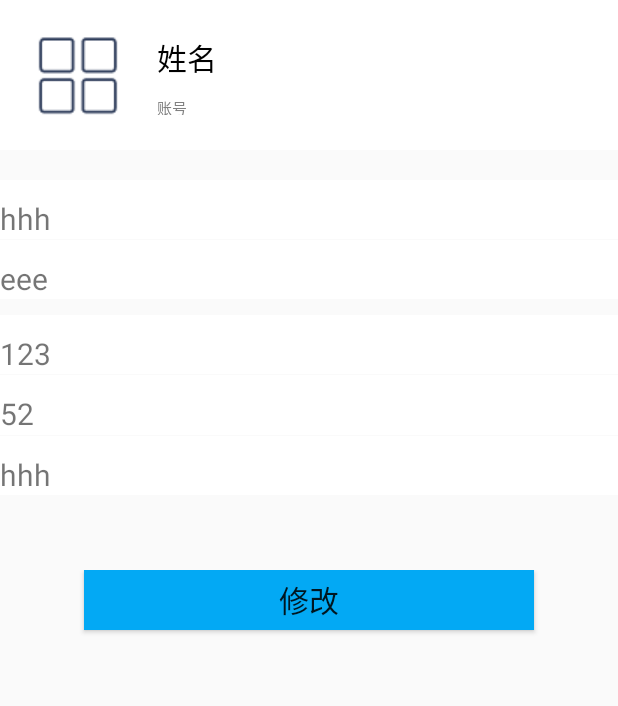
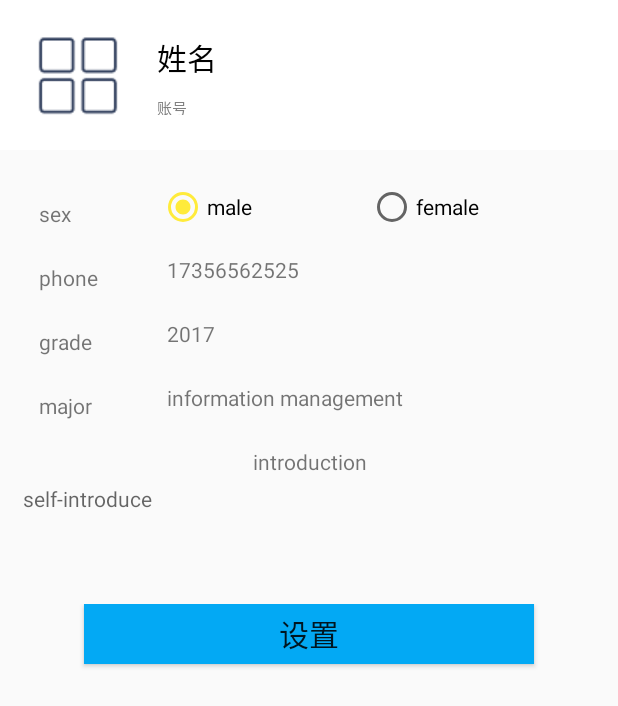
Before and after one commit to kouwq/seaMates, an Android app: the layout fragment_third.xml on its own in the app's theme, with its tools: preview values and no code run, on a phone screen of 412 x 824 dp. Shown: the top 706 px of the screen. Run offline under Robolectric (Android 15) with nearby library versions, the phone set to English and light mode, and no system bars.

Commit message:
6/18 login register listView floatingButton

```diff
--- a/app/src/main/java/com/demo/hello/seamates/MainActivity.java
+++ b/app/src/main/java/com/demo/hello/seamates/MainActivity.java
@@ -46,15 +46,12 @@ public class MainActivity extends FragmentActivity implements ViewPager.OnPageCh
                          * setCurrentItem第二个参数控制页面切换动画
                          * true:打开/false:关闭
                          */
-                        rbtHome.setBackgroundResource(R.drawable.shape2);
                         viewPager.setCurrentItem(0, true);
                         break;
                     case R.id.radioFunc:
-                        rbtFunc.setBackgroundResource(R.drawable.shape2);
                         viewPager.setCurrentItem(1, true);
                         break;
                     case R.id.radioSetting:
-                        rbtSetting.setBackgroundResource(R.drawable.shape2);
                         viewPager.setCurrentItem(2, true);
                         break;
                 }
--- a/app/src/main/java/com/demo/hello/seamates/WebService.java
+++ b/app/src/main/java/com/demo/hello/seamates/WebService.java
@@ -23,7 +23,7 @@ public class WebService {
             if (hashMap.size() > 0) {
                 for (HashMap.Entry<String, String> entry : hashMap.entrySet()) {
                     s += entry.getKey() + "=" + URLEncoder.encode(entry.getValue(), "utf-8") + "&";
-                    System.out.println("key= " + entry.getKey() + " and value= " + entry.getValue());
+                    Log.i(TAG,"key= " + entry.getKey() + " and value= " + entry.getValue());
                 }
             }
             byte[] data = s.substring(0, s.length() - 1).getBytes();
--- a/app/src/main/res/layout/fragment_third.xml
+++ b/app/src/main/res/layout/fragment_third.xml
@@ -30,7 +30,7 @@
             android:orientation="vertical">
 
             <TextView
-                android:id="@+id/name"
+                android:id="@+id/tv_name"
                 android:layout_width="wrap_content"
                 android:layout_height="wrap_content"
                 android:padding="5dp"
@@ -53,75 +53,113 @@
 
     <LinearLayout
         android:layout_width="match_parent"
-        android:layout_height="90dp"
+        android:layout_height="wrap_content"
         android:orientation="vertical">
 
-        <TextView
-            android:id="@+id/bt2"
-            android:layout_width="match_parent"
-            android:layout_height="wrap_content"
-            android:layout_marginBottom="0.1dp"
-            android:background="#FFFFFF"
-            android:gravity="left"
-            android:paddingTop="12dp"
-            android:text="hhh"
-            android:textSize="20sp" />
 
-        <TextView
-            android:id="@+id/bt3"
-            android:layout_width="match_parent"
-            android:layout_height="wrap_content"
-            android:background="#FFFFFF"
-            android:gravity="left"
-            android:paddingTop="12dp"
-            android:text="eee"
-            android:textSize="20sp" />
-    </LinearLayout>
+        <LinearLayout style="@style/FormMainLayoutStyle">
 
-    <LinearLayout
-        android:layout_width="match_parent"
-        android:layout_height="140dp"
-        android:orientation="vertical">
+            <TextView
+                android:id="@+id/reg_tv_sex"
+                style="@style/Register_LeftTextView"
+                android:text="@string/sex" />
 
-        <TextView
-            android:id="@+id/bt4"
-            android:layout_width="match_parent"
-            android:layout_height="wrap_content"
-            android:layout_marginBottom="0.1dp"
-            android:background="#FFFFFF"
-            android:gravity="left"
-            android:paddingTop="12dp"
-            android:text="123"
-            android:textSize="20sp" />
+            <RadioGroup
+                android:id="@+id/reg_rg_sex"
+                android:layout_width="match_parent"
+                android:layout_height="match_parent"
+                android:layout_gravity="center_horizontal"
+                android:orientation="horizontal">
+
+                <RadioButton
+                    android:id="@+id/reg_male"
+                    android:layout_width="wrap_content"
+                    android:layout_height="wrap_content"
+                    android:layout_weight="1"
+                    android:checked="true"
+                    android:text="@string/reg_rad_male" />
+
+                <RadioButton
+                    android:id="@+id/reg_female"
+                    android:layout_width="wrap_content"
+                    android:layout_height="wrap_content"
+                    android:layout_weight="1"
+                    android:checked="false"
+                    android:text="@string/reg_rad_fem" />
+            </RadioGroup>
+        </LinearLayout>
+
+        <LinearLayout style="@style/FormMainLayoutStyle">
+
+            <TextView
+                android:id="@+id/reg_tv_phone"
+                style="@style/Register_LeftTextView"
+                android:text="@string/phone" />
+
+            <TextView
+                android:id="@+id/reg_et_phone"
+                style="@style/Register_RightEditText"
+                android:text="@string/phone_hint"/>
+
+        </LinearLayout>
+
+        <LinearLayout style="@style/FormMainLayoutStyle">
+
+            <TextView
+                android:id="@+id/reg_tv_grade"
+                style="@style/Register_LeftTextView"
+                android:text="@string/grade" />
+
+            <TextView
+                android:id="@+id/reg_et_grade"
+                style="@style/Register_RightEditText"
+                android:text="@string/grade_hint" />
+        </LinearLayout>
+
+        <LinearLayout style="@style/FormMainLayoutStyle">
+
+            <TextView
+                android:id="@+id/reg_tv_major"
+                style="@style/Register_LeftTextView"
+                android:text="@string/major" />
+
+            <TextView
+                android:id="@+id/reg_et_major"
+                style="@style/Register_RightEditText"
+                android:text="@string/major_hint"/>
+        </LinearLayout>
+
+        <LinearLayout style="@style/FormMainLayoutStyle">
+
+            <TextView
+                android:id="@+id/reg_tv_info"
+                android:layout_width="match_parent"
+                android:layout_height="match_parent"
+                android:gravity="center"
+                android:padding="5dp"
+                android:text="@string/idc" />
+
+        </LinearLayout>
 
         <LinearLayout
             android:layout_width="match_parent"
-            android:layout_height="40dp"
-            android:layout_marginBottom="0.1dp"
-            android:background="#FFFFFF"
-            android:orientation="horizontal">
+            android:layout_height="50dp"
+            android:layout_marginLeft="15dp"
+            android:layout_marginRight="15dp">
 
             <TextView
-                android:layout_width="wrap_content"
-                android:layout_height="40dp"
-                android:gravity="left"
-                android:paddingTop="12dp"
-                android:text="52"
-                android:textSize="20sp" />
+                android:id="@+id/reg_et_info"
+                android:layout_width="match_parent"
+                android:layout_height="match_parent"
+                android:background="@null"
+                android:gravity="top"
+                android:hint="@string/idc_hint"
+                android:minHeight="50dp"
+                android:maxLines="10"
+                android:scrollbars="vertical" />
+        </LinearLayout>
+    </LinearLayout>
 
-
-        </LinearLayout>
-
-        <TextView
-            android:id="@+id/tv6"
-            android:layout_width="match_parent"
-            android:layout_height="wrap_content"
-            android:background="#FFFFFF"
-            android:gravity="left"
-            android:paddingTop="12dp"
-            android:text="hhh"
-            android:textSize="20sp" />
-    </LinearLayout>
 
     <LinearLayout
         android:layout_width="match_parent"
@@ -136,8 +174,7 @@
             android:layout_gravity="center_horizontal"
             android:background="@color/primary"
             android:gravity="center"
-            android:text="修改"
+            android:text="设置"
             android:textSize="20sp" />
     </LinearLayout>
-
 </LinearLayout>
--- a/app/src/main/res/values/strings.xml
+++ b/app/src/main/res/values/strings.xml
@@ -31,4 +31,5 @@
     <string name="username_hint">name</string>
     <string name="idc">introduction</string>
     <string name="idc_hint">self-introduce</string>
+    <string name="title_activity_main2">Main2Activity</string>
 </resources>
--- a/app/src/main/res/values/styles.xml
+++ b/app/src/main/res/values/styles.xml
@@ -34,7 +34,7 @@
         <item name="android:padding">0dp</item>
     </style>
 
-    <style name="LeftTextView">
+    <style name="Register_LeftTextView">
         <item name="android:layout_width">80dp</item>
         <item name="android:layout_height">match_parent</item>
         <item name="android:padding">5dp</item>
@@ -42,7 +42,7 @@
         <item name="android:background">@null</item>
     </style>
 
-    <style name="RightEditText">
+    <style name="Register_RightEditText">
         <item name="android:layout_width">match_parent</item>
         <item name="android:layout_height">match_parent</item>
         <item name="android:background">@null</item>
@@ -50,4 +50,8 @@
         <item name="android:padding">5dp</item>
     </style>
 
+    <style name="AppTheme.AppBarOverlay" parent="ThemeOverlay.AppCompat.Dark.ActionBar" />
+
+    <style name="AppTheme.PopupOverlay" parent="ThemeOverlay.AppCompat.Light" />
+
 </resources>
```
Also changed, not shown: app/src/main/AndroidManifest.xml (+10 -2 lines), app/src/main/java/com/demo/hello/seamates/FirstFragment.java (+96 -2 lines), app/src/main/java/com/demo/hello/seamates/LoginActivity.java (+23 -21 lines), app/src/main/java/com/demo/hello/seamates/Register.java (+53 -21 lines), app/src/main/res/layout/activity_register.xml (+14 -14 lines), app/src/main/res/layout/fragment_first.xml (+10 -7 lines), 1 other file.
